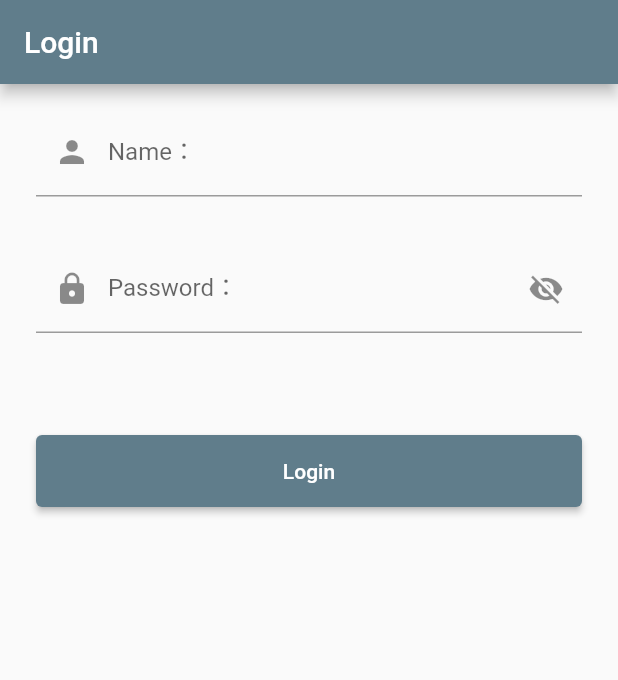
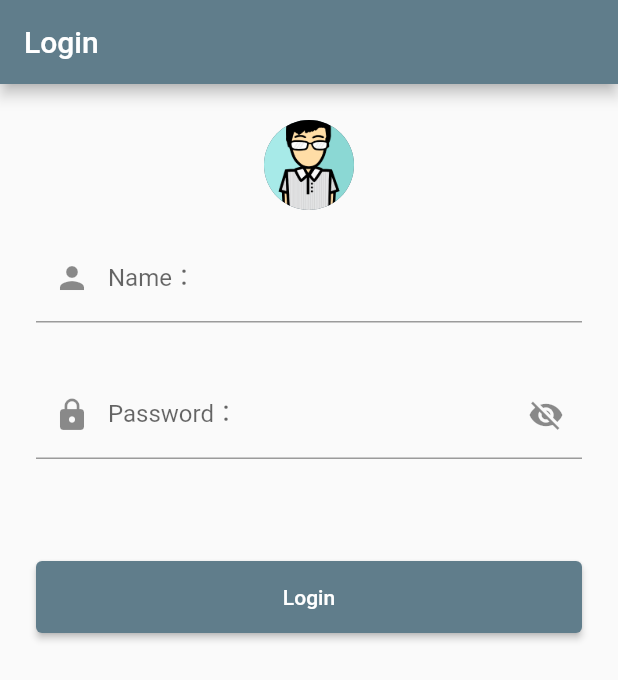
Before and after one commit to explooosion/gitme-learn, a Flutter app: the screen it shows after launch, after a tap on "Login", on a phone screen of 412 x 824 dp. Shown: the top 680 px of the screen. Run offline on Flutter 3.47's test engine with Material 2 defaults, Android fonts, the light colour scheme and no system bars; drawn by our look-alikes of flutter_progress_hud; our stand-ins replace package_info; network calls fail.

Commit message:
Add app icon, update login page

```diff
--- a/lib/pages/login.dart
+++ b/lib/pages/login.dart
@@ -30,8 +30,18 @@ class _LoginPageState extends State<StatefulWidget> {
             title: Text('Login'),
           ),
           body: SingleChildScrollView(
+            child: Padding(
+              padding: const EdgeInsets.only(top: 24),
               child: Column(
                 children: <Widget>[
+                  // Image.asset(
+                  //   "assets/images/avatar.png",
+                  //   width: MediaQuery.of(context).size.width / 4,
+                  // ),
+                  CircleAvatar(
+                    radius: 30,
+                    backgroundImage: AssetImage('assets/images/avatar.png'),
+                  ),
                   Container(
                     padding: EdgeInsets.symmetric(horizontal: 24, vertical: 16),
                     child: TextField(
@@ -48,8 +58,9 @@ class _LoginPageState extends State<StatefulWidget> {
                       decoration: InputDecoration(
                         prefixIcon: Icon(Icons.lock),
                         suffixIcon: IconButton(
-                      icon: Icon(
-                          isHidden ? Icons.visibility_off : Icons.visibility),
+                          icon: Icon(isHidden
+                              ? Icons.visibility_off
+                              : Icons.visibility),
                           onPressed: _toggleVisibility,
                         ),
                         labelText: 'Password：',
@@ -77,7 +88,9 @@ class _LoginPageState extends State<StatefulWidget> {
                     ),
                   ),
                 ],
-          )),
+              ),
+            ),
+          ),
         ),
       ),
     );
--- a/pubspec.yaml
+++ b/pubspec.yaml
@@ -24,12 +24,17 @@ dependencies:
   # Use with the CupertinoIcons class for iOS style icons.
   cupertino_icons: ^0.1.2
   flutter_progress_hud: ^1.0.2
+  flutter_launcher_icons: ^0.7.4
   package_info: ^0.4.0+13
 
 dev_dependencies:
   flutter_test:
     sdk: flutter
 
+flutter_icons:
+  android: "launcher_icon"
+  ios: true
+  image_path: "assets/icons/avatar.png"
 
 # For information on the generic Dart part of this file, see the
 # following page: https://dart.dev/tools/pub/pubspec
```
Also changed, not shown: assets/icons/avatar.png (added), pubspec.lock, 27 other files. Lines whose indentation alone changed are shown as unchanged.
